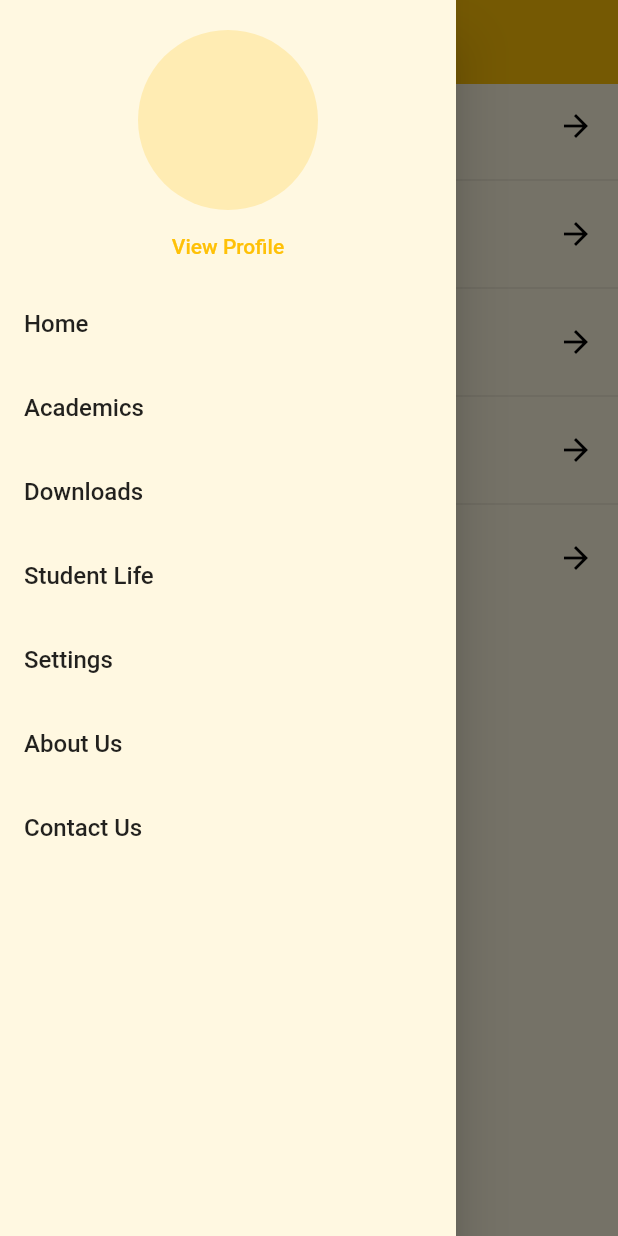
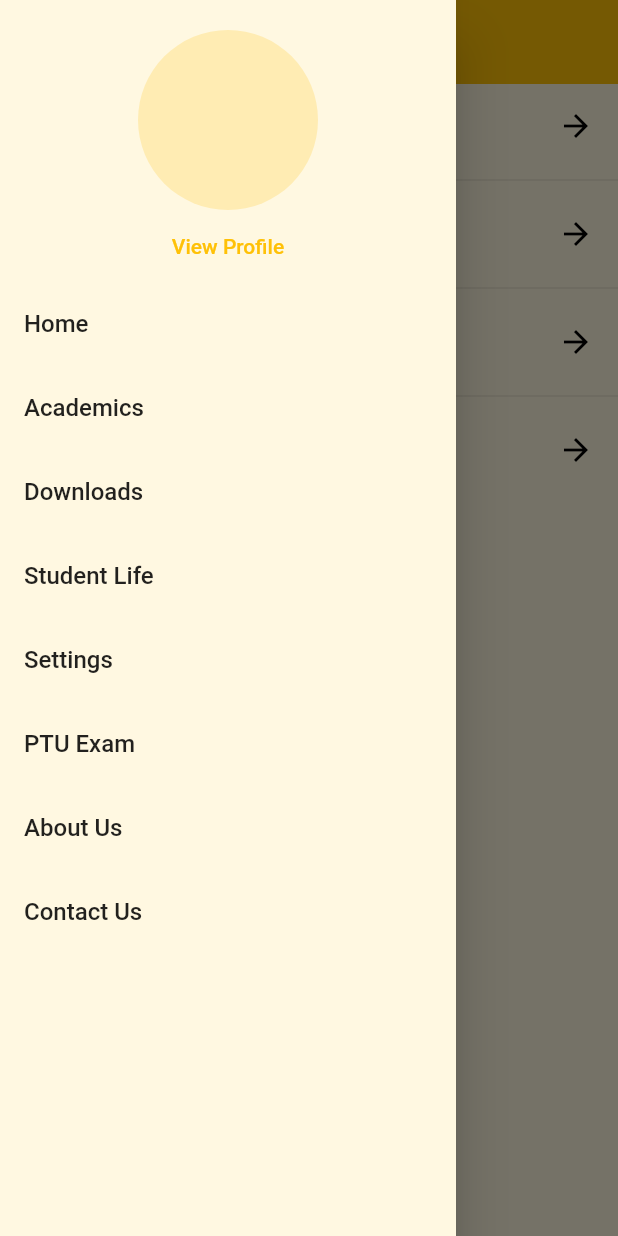
Before and after one commit to SapinderSingh/BGGI, a Flutter app: the AcademicsScreen screen opened directly, with the side drawer open, on a phone screen of 412 x 824 dp. Run offline on Flutter 3.47's test engine with Material 2 defaults, Android fonts, the phone set to English and light mode, and no system bars; our stand-ins replace carousel_slider, firebase_core, webview_flutter, youtube_player_flutter; accounts and stored records are empty.

Commit message:
Added PTU exam webview and routes.

```diff
--- a/lib/helpers/constants.dart
+++ b/lib/helpers/constants.dart
@@ -11,7 +11,8 @@
       syllabusScreen = '/syllabus-screen',
       facultyScreen = '/faculty-screen',
       settingsScreen = '/settings-screen',
-      courseDescriptionScreen = 'course-description-screen';
+      courseDescriptionScreen = 'course-description-screen',
+      ptuExamWebView = '/ptu-exam-webview';
 }
 
 class Download {
--- a/lib/helpers/route_helper.dart
+++ b/lib/helpers/route_helper.dart
@@ -8,6 +8,7 @@
 import 'package:bgiet/screens/courses_screen.dart';
 import 'package:bgiet/screens/downloads_screen.dart';
 import 'package:bgiet/screens/home.dart';
+import 'package:bgiet/screens/ptu_exam_webview.dart';
 import 'package:bgiet/screens/settings_screen.dart';
 import 'package:bgiet/screens/syllabus_screen.dart';
 import 'package:bgiet/screens/unknown_screen.dart';
@@ -38,6 +39,8 @@
       case RouteConstants.courseDescriptionScreen:
         final String _name = _settings.arguments as String;
         return _pageGenerator(CourseDescriptionScreen(name: _name));
+      case RouteConstants.ptuExamWebView:
+        return _pageGenerator(PTUExamWebView());
       default:
         return _pageGenerator(UnknownScreen());
     }
--- a/lib/models/academic_screen_model.dart
+++ b/lib/models/academic_screen_model.dart
@@ -36,10 +36,5 @@
       routeName: RouteConstants.syllabusScreen,
       url: null,
     ),
-    AcademicScreenModel(
-      name: "BGIET Faculty",
-      routeName: RouteConstants.facultyScreen,
-      url: null,
-    ),
   ];
 }
--- a/lib/models/drawer_tile_model.dart
+++ b/lib/models/drawer_tile_model.dart
@@ -31,6 +31,10 @@
     routeName: RouteConstants.settingsScreen,
   ),
   DrawerTile(
+    name: "PTU Exam",
+    routeName: RouteConstants.ptuExamWebView,
+  ),
+  DrawerTile(
     name: "About Us",
     routeName: RouteConstants.aboutScreen,
   ),
--- a/pubspec.yaml
+++ b/pubspec.yaml
@@ -33,12 +33,13 @@
   flutter:
     sdk: flutter
   url_launcher: ^6.0.12
+  webview_flutter: ^2.1.2
   youtube_player_flutter: ^8.0.0
 
 dev_dependencies:
+  flutter_launcher_icons: "^0.9.2"
   flutter_lints: ^1.0.0
   flutter_native_splash: ^1.2.4
-  flutter_launcher_icons: "^0.9.2"
   flutter_test:
     sdk: flutter
 
@@ -53,7 +54,6 @@
 
   color_dark: "#000000"
   image_dark: "assets/images/splash_image_dark.png"
-
 
 flutter_icons:
   android: "launcher_icon"
```
Also changed, not shown: lib/screens/ptu_exam_webview.dart (added, +42 -0 lines), pubspec.lock.
